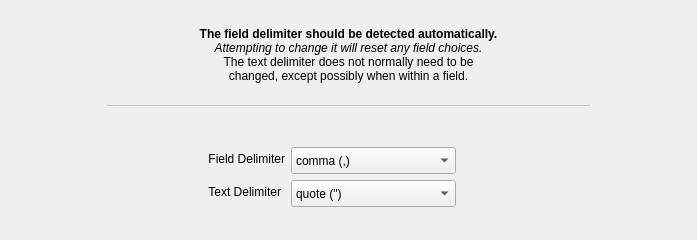
Above: kmymoney/plugins/csvimport/separatorwizardpage.ui from KDE/kmymoney before the change. Below: the same form after it.
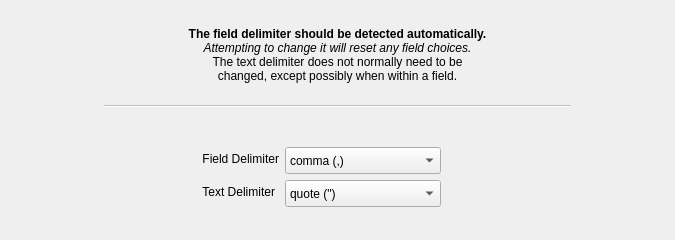
That is the form after the change. Custom widgets are drawn as their Qt base class.

Commit message:
Fix CSV importer UI label clipping, and make several minor adjustments to layout sizing to improve appearance. Fix investment page column 0 not shrinking when data content is narrower.
BUG:329338

The edit to the form file:
```diff
--- a/kmymoney/plugins/csvimport/separatorwizardpage.ui
+++ b/kmymoney/plugins/csvimport/separatorwizardpage.ui
@@ -6,7 +6,7 @@
    <rect>
     <x>0</x>
     <y>0</y>
-    <width>697</width>
+    <width>675</width>
     <height>240</height>
    </rect>
   </property>
@@ -189,7 +189,7 @@
             <widget class="KComboBox" name="comboBox_fieldDelimiter">
              <property name="minimumSize">
               <size>
-               <width>100</width>
+               <width>124</width>
                <height>27</height>
               </size>
              </property>
```
The commit also changes 5 other files.
